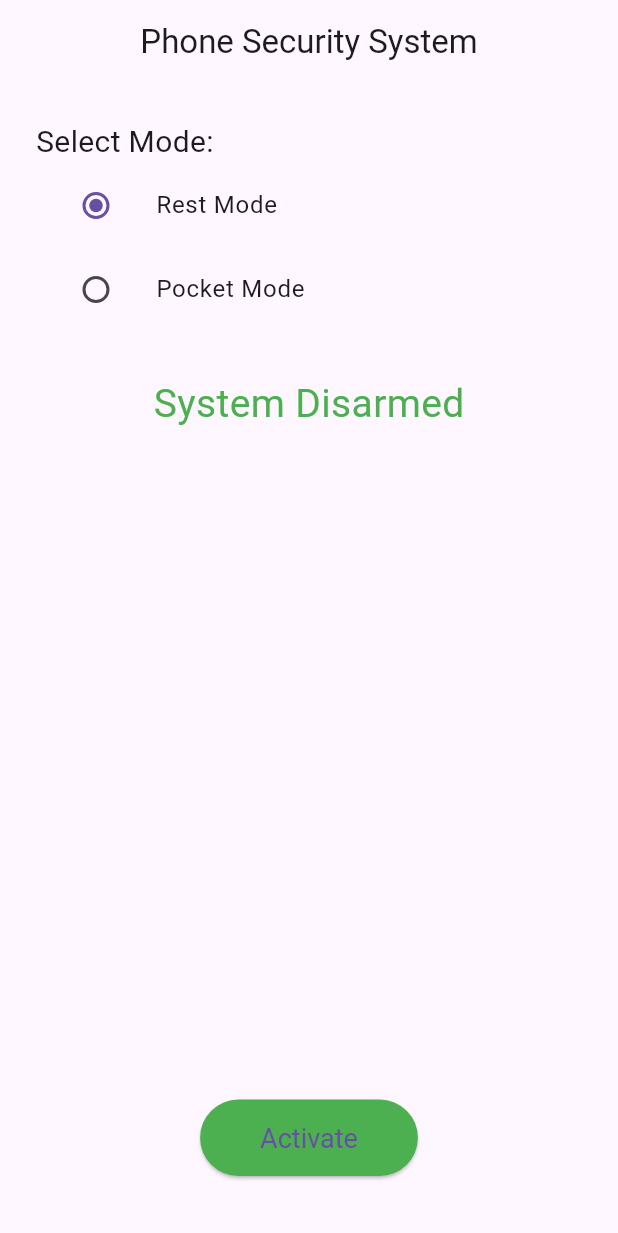
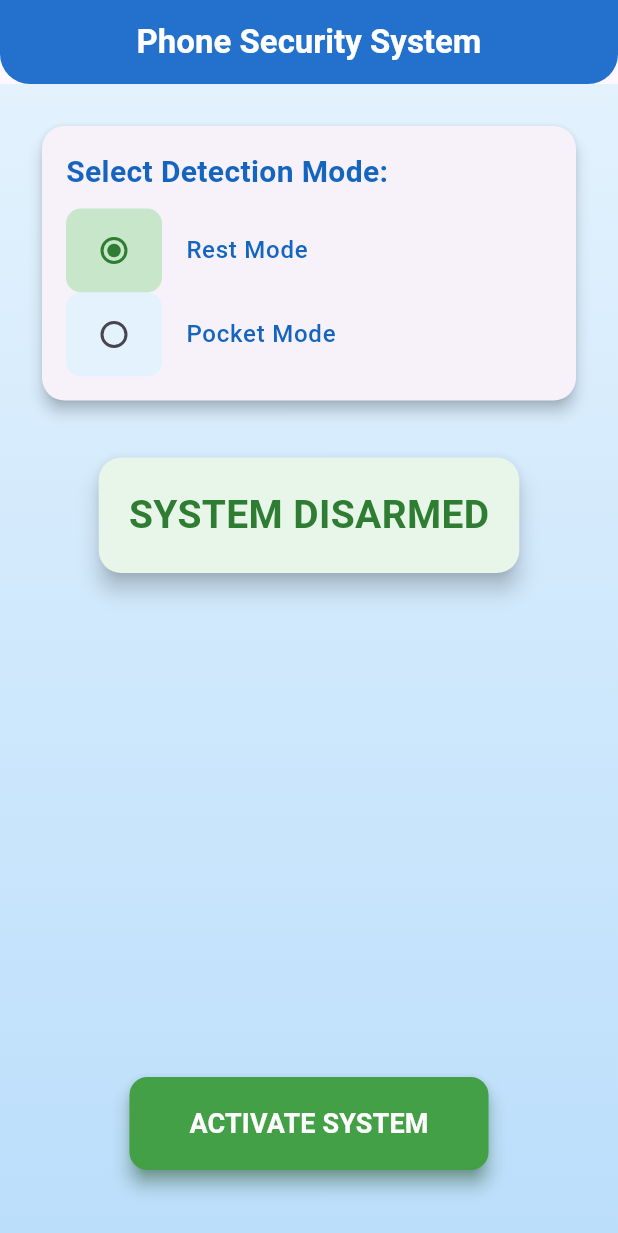
Before and after one commit to Simulator11/phone_security_system, a Flutter app: the screen it shows after launch, on a phone screen of 412 x 824 dp. Shown: the top 1233 px of the screen. Run offline on Flutter 3.47's test engine with Material 3 defaults, Android fonts, the light colour scheme and no system bars; our stand-ins replace audioplayers, camera, sensors_plus, vibration; missing offline and left inert: flutter_background, image_gallery_saver_plus, torch_light.

Commit message:
Implement flashlight control and motion detection logic

```diff
--- a/lib/screens/home_screen.dart
+++ b/lib/screens/home_screen.dart
@@ -2,9 +2,12 @@ import 'dart:async';
 import 'package:flutter/material.dart';
 import '../services/motion_service.dart';
 import '../services/alarm_service.dart';
+import '../services/flashlight_service.dart';
 import '../models/detection_mode.dart';
 
 class HomeScreen extends StatefulWidget {
+  const HomeScreen({super.key});
+
   @override
   State<HomeScreen> createState() => _HomeScreenState();
 }
@@ -33,7 +36,7 @@ class _HomeScreenState extends State<HomeScreen> {
         setState(() {
           _isCountingDown = false;
           _isArmed = true;
-          _isMotionDetected = true;
+          _isMotionDetected = false;
         });
 
         MotionService.startDetection(
@@ -48,23 +51,28 @@ class _HomeScreenState extends State<HomeScreen> {
   void _onMotionDetected() {
     if (_isArmed) {
       AlarmService.triggerAlarm();
+      FlashlightService.toggleFlashlight(true);
       setState(() {
         _isMotionDetected = true;
       });
+      print("⚠️ Motion Detected — Alarm and Flashlight Activated.");
     }
   }
 
   void _onMotionStopped() {
     if (_isArmed) {
+      AlarmService.stopAlarm();
+      FlashlightService.toggleFlashlight(false);
       setState(() {
         _isMotionDetected = false;
       });
-      print("⚠️ Motion Stopped — Camera Capture Paused.");
+      print("⚠️ Motion Stopped — Alarm and Flashlight Deactivated.");
     }
   }
 
   void _deactivateSystem() {
     AlarmService.stopAlarm();
+    FlashlightService.toggleFlashlight(false);
     MotionService.stopDetection();
 
     _countdownTimer?.cancel();
@@ -80,6 +88,7 @@ class _HomeScreenState extends State<HomeScreen> {
   void dispose() {
     _countdownTimer?.cancel();
     MotionService.stopDetection();
+    FlashlightService.toggleFlashlight(false);
     super.dispose();
   }
 
@@ -89,59 +98,162 @@ class _HomeScreenState extends State<HomeScreen> {
 
     return Scaffold(
       appBar: AppBar(
-        title: Text('Phone Security System'),
+        title: Text('Phone Security System',
+            style: TextStyle(
+                color: Colors.white,
+                fontWeight: FontWeight.bold,
+                fontSize: 22)),
         centerTitle: true,
+        backgroundColor: Colors.blue[700],
+        elevation: 10,
+        shape: RoundedRectangleBorder(
+          borderRadius: BorderRadius.vertical(
+            bottom: Radius.circular(20),
           ),
-      body: Padding(
+        ),
+      ),
+      body: Container(
+        decoration: BoxDecoration(
+          gradient: LinearGradient(
+            begin: Alignment.topCenter,
+            end: Alignment.bottomCenter,
+            colors: [
+              Colors.blue[50]!,
+              Colors.blue[100]!,
+            ],
+          ),
+        ),
+        child: Padding(
           padding: const EdgeInsets.all(24.0),
           child: Column(
             crossAxisAlignment: CrossAxisAlignment.start,
             children: [
-            Text('Select Mode:', style: TextStyle(fontSize: 20)),
+              Card(
+                elevation: 4,
+                shape: RoundedRectangleBorder(
+                  borderRadius: BorderRadius.circular(15),
+                ),
+                child: Padding(
+                  padding: const EdgeInsets.all(16.0),
+                  child: Column(
+                    crossAxisAlignment: CrossAxisAlignment.start,
+                    children: [
+                      Text('Select Detection Mode:',
+                          style: TextStyle(
+                              fontSize: 20,
+                              fontWeight: FontWeight.bold,
+                              color: Colors.blue[800])),
+                      SizedBox(height: 10),
                       ListTile(
-              title: Text('Rest Mode'),
-              leading: Radio(
+                        contentPadding: EdgeInsets.zero,
+                        leading: Container(
+                          padding: EdgeInsets.all(8),
+                          decoration: BoxDecoration(
+                            color: _mode == DetectionMode.rest
+                                ? Colors.green[100]
+                                : Colors.blue[50],
+                            borderRadius: BorderRadius.circular(10),
+                          ),
+                          child: Radio<DetectionMode>(
                             value: DetectionMode.rest,
                             groupValue: _mode,
-                onChanged: isActivationDisabled ? null : (DetectionMode? value) {
-                  if (value != null) {
-                    setState(() => _mode = value);
-                  }
+                            onChanged: isActivationDisabled ? null : (value) {
+                              if (value != null) setState(() => _mode = value);
                             },
+                            activeColor: Colors.green[800],
                           ),
                         ),
+                        title: Text('Rest Mode',
+                            style: TextStyle(
+                                color: Colors.blue[800],
+                                fontWeight: FontWeight.w500)),
+                        tileColor: Colors.transparent,
+                      ),
                       ListTile(
-              title: Text('Pocket Mode'),
-              leading: Radio(
+                        contentPadding: EdgeInsets.zero,
+                        leading: Container(
+                          padding: EdgeInsets.all(8),
+                          decoration: BoxDecoration(
+                            color: _mode == DetectionMode.pocket
+                                ? Colors.green[100]
+                                : Colors.blue[50],
+                            borderRadius: BorderRadius.circular(10),
+                          ),
+                          child: Radio<DetectionMode>(
                             value: DetectionMode.pocket,
                             groupValue: _mode,
-                onChanged: isActivationDisabled ? null : (DetectionMode? value) {
-                  if (value != null) {
-                    setState(() => _mode = value);
-                  }
+                            onChanged: isActivationDisabled ? null : (value) {
+                              if (value != null) setState(() => _mode = value);
                             },
+                            activeColor: Colors.green[800],
+                          ),
+                        ),
+                        title: Text('Pocket Mode',
+                            style: TextStyle(
+                                color: Colors.blue[800],
+                                fontWeight: FontWeight.w500)),
+                        tileColor: Colors.transparent,
+                      ),
+                    ],
+                  ),
                 ),
               ),
               SizedBox(height: 30),
               Center(
+                child: Card(
+                  elevation: 6,
+                  shape: RoundedRectangleBorder(
+                    borderRadius: BorderRadius.circular(15),
+                  ),
+                  color: _isCountingDown
+                      ? Colors.orange[50]
+                      : _isArmed
+                      ? _isMotionDetected
+                      ? Colors.red[50]
+                      : Colors.blue[50]
+                      : Colors.green[50],
+                  child: Padding(
+                    padding: EdgeInsets.all(20),
                     child: _isCountingDown
                         ? Text(
                       'Activating in $_countdown...',
-                style: TextStyle(fontSize: 26, color: Colors.orange),
+                      style: TextStyle(
+                          fontSize: 26,
+                          color: Colors.orange[800],
+                          fontWeight: FontWeight.bold),
                     )
                         : _isArmed
-                  ? Text(
+                        ? Column(
+                      children: [
+                        Text(
+                          'SYSTEM ARMED',
+                          style: TextStyle(
+                              fontSize: 18,
+                              color: Colors.blue[800],
+                              fontWeight: FontWeight.bold),
+                        ),
+                        SizedBox(height: 8),
+                        Text(
                           _isMotionDetected
-                    ? 'System Armed — Motion Detected'
-                    : 'System Armed — No Motion Detected',
+                              ? '🚨 MOTION DETECTED!'
+                              : '✅ No Motion',
                           style: TextStyle(
                               fontSize: 24,
-                  color: _isMotionDetected ? Colors.red : Colors.blue,
+                              color: _isMotionDetected
+                                  ? Colors.red[800]
+                                  : Colors.green[800],
+                              fontWeight: FontWeight.bold),
                         ),
+                      ],
                     )
                         : Text(
-                'System Disarmed',
-                style: TextStyle(fontSize: 26, color: Colors.green),
+                      'SYSTEM DISARMED',
+                      style: TextStyle(
+                          fontSize: 26,
+                          color: Colors.green[800],
+                          fontWeight: FontWeight.bold),
+                    ),
+                  ),
                 ),
               ),
               Spacer(),
@@ -149,32 +261,51 @@ class _HomeScreenState extends State<HomeScreen> {
                 child: Column(
                   children: [
                     ElevatedButton(
-                    onPressed:
-                    isActivationDisabled ? null : _startActivationSequence,
-                    child: Text('Activate'),
+                      onPressed: isActivationDisabled
+                          ? null
+                          : _startActivationSequence,
                       style: ElevatedButton.styleFrom(
-                      padding:
-                      EdgeInsets.symmetric(horizontal: 40, vertical: 15),
-                      backgroundColor: Colors.green,
-                      textStyle: TextStyle(fontSize: 18),
+                        padding: EdgeInsets.symmetric(
+                            horizontal: 40, vertical: 18),
+                        backgroundColor: Colors.green[600],
+                        disabledBackgroundColor: Colors.grey[400],
+                        foregroundColor: Colors.white,
+                        shape: RoundedRectangleBorder(
+                          borderRadius: BorderRadius.circular(12),
                         ),
+                        elevation: 5,
+                        shadowColor: Colors.green[800],
                       ),
-                  SizedBox(height: 16),
+                      child: Text('ACTIVATE SYSTEM',
+                          style: TextStyle(
+                              fontSize: 18,
+                              fontWeight: FontWeight.bold)),
+                    ),
+                    SizedBox(height: 20),
                     if (_isArmed)
                       ElevatedButton(
                         onPressed: _deactivateSystem,
-                      child: Text('Deactivate'),
                         style: ElevatedButton.styleFrom(
-                        padding:
-                        EdgeInsets.symmetric(horizontal: 40, vertical: 15),
-                        backgroundColor: Colors.red,
-                        textStyle: TextStyle(fontSize: 18),
+                          padding: EdgeInsets.symmetric(
+                              horizontal: 40, vertical: 18),
+                          backgroundColor: Colors.red[600],
+                          foregroundColor: Colors.white,
+                          shape: RoundedRectangleBorder(
+                            borderRadius: BorderRadius.circular(12),
+                          ),
+                          elevation: 5,
+                          shadowColor: Colors.red[800],
+                        ),
+                        child: Text('DEACTIVATE SYSTEM',
+                            style: TextStyle(
+                                fontSize: 18,
+                                fontWeight: FontWeight.bold)),
+                      ),
+                  ],
                 ),
               ),
             ],
           ),
-            )
-          ],
         ),
       ),
     );
--- /dev/null
+++ b/lib/services/flashlight_service.dart
@@ -0,0 +1,21 @@
+import 'package:torch_light/torch_light.dart';
+
+class FlashlightService {
+  static bool _isOn = false;
+
+  static Future<void> toggleFlashlight(bool state) async {
+    try {
+      if (state && !_isOn) {
+        await TorchLight.enableTorch();
+        _isOn = true;
+      } else if (!state && _isOn) {
+        await TorchLight.disableTorch();
+        _isOn = false;
+      }
+    } catch (e) {
+      print("❌ Flashlight Error: $e");
+    }
+  }
+
+  static bool get isOn => _isOn;
+}
--- a/lib/services/motion_service.dart
+++ b/lib/services/motion_service.dart
@@ -2,6 +2,8 @@ import 'dart:async';
 import 'package:sensors_plus/sensors_plus.dart';
 import '../models/detection_mode.dart';
 import '../modules/lock_screen_camera/camera_controller_service.dart';
+import 'flashlight_service.dart';
+import 'alarm_service.dart';
 
 class MotionService {
   static StreamSubscription<AccelerometerEvent>? _subscription;
@@ -47,14 +49,22 @@ class MotionService {
               if (!_isCapturing) {
                 _isCapturing = true;
                 onMotionDetected();
+
+                // Activate all security mechanisms
                 CameraControllerService.startContinuousCapture();
+                FlashlightService.toggleFlashlight(true);
+                AlarmService.triggerAlarm();
               }
             } else {
               // 🛑 **Motion Stopped**
               if (_isCapturing) {
                 _isCapturing = false;
                 onMotionStopped();
+
+                // Deactivate all security mechanisms
                 CameraControllerService.stopContinuousCapture();
+                FlashlightService.toggleFlashlight(false);
+                AlarmService.stopAlarm();
               }
             }
           });
@@ -67,6 +77,8 @@ class MotionService {
     _subscription?.cancel();
     _calibrationTimer?.cancel();
     CameraControllerService.stopContinuousCapture();
+    FlashlightService.toggleFlashlight(false);
+    AlarmService.stopAlarm();
     _subscription = null;
     _initialX = _initialY = _initialZ = null;
   }
--- a/pubspec.yaml
+++ b/pubspec.yaml
@@ -39,6 +39,7 @@ dependencies:
   camera: ^0.11.1
   flutter_background: ^1.3.0+1
   image_gallery_saver_plus: ^4.0.1
+  torch_light: ^1.1.0
 
   # The following adds the Cupertino Icons font to your application.
   # Use with the CupertinoIcons class for iOS style icons.
```
Also changed, not shown: pubspec.lock, 2 other files. Lines whose indentation alone changed are shown as unchanged.
